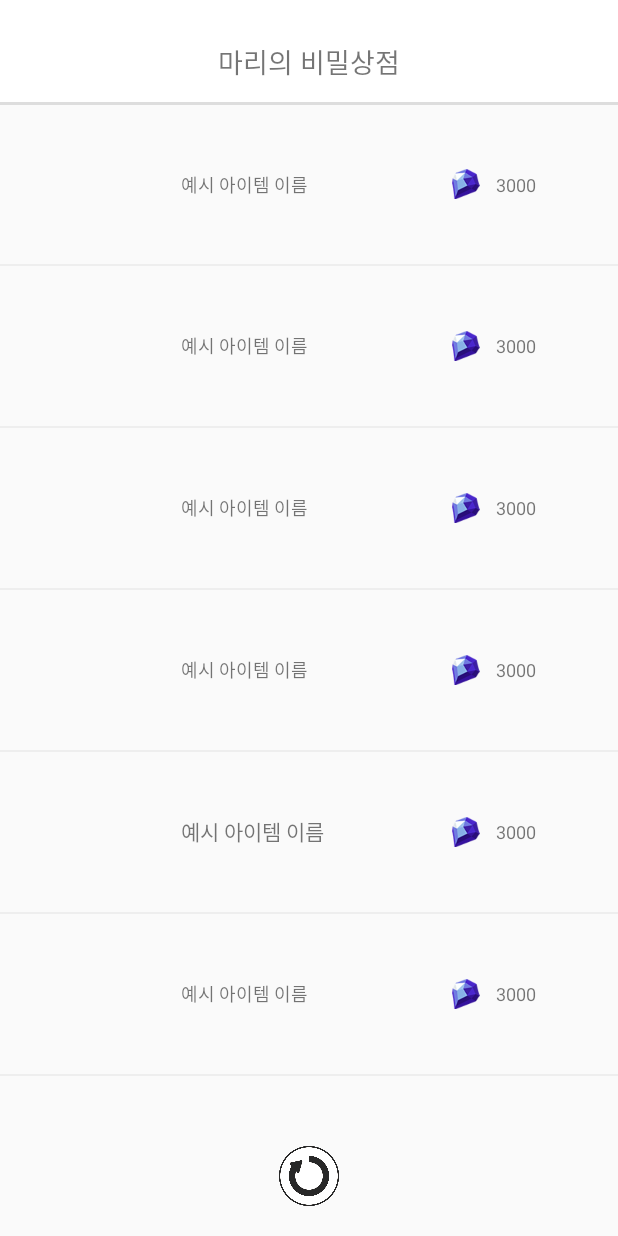
After one commit to sechiyo97/lost-ark-homework-android, an Android app: the layout activity_mari.xml on its own in the app's theme, with its tools: preview values and no code run, on a phone screen of 412 x 824 dp. The commit adds this screen. Run offline under Robolectric (Android 15) with nearby library versions, the phone set to English and light mode, and no system bars.

Commit message:
마리의 비밀상점 기능 추가

```diff
--- a/app/src/main/AndroidManifest.xml
+++ b/app/src/main/AndroidManifest.xml
@@ -29,6 +29,10 @@
             android:configChanges="keyboardHidden|orientation"
             android:screenOrientation="portrait">
         </activity>
+        <activity android:name=".MariActivity"
+            android:configChanges="keyboardHidden|orientation"
+            android:screenOrientation="portrait">
+        </activity>
         <activity android:name=".EditNameActivity"
             android:configChanges="keyboardHidden|orientation"
             android:screenOrientation="portrait">
--- a/app/src/main/java/com/queserasera/lostarkhomework/HWActivity.java
+++ b/app/src/main/java/com/queserasera/lostarkhomework/HWActivity.java
@@ -118,7 +118,7 @@ public class HWActivity extends AppCompatActivity {
         recyclerView.setAdapter(mAdapter);
     }
     public void refreshAlert(final int categoryIdx){
-        String[] categoryText = {"일간", "주간", "레이드"};
+        String[] categoryText = {"일간", "레이드", "주간"};
         new AlertDialog.Builder(this)
                 .setTitle(categoryText[categoryIdx] + " 숙제 초기화")
                 .setMessage("초기화하시겠습니까?")
--- a/app/src/main/res/layout/activity_main.xml
+++ b/app/src/main/res/layout/activity_main.xml
@@ -101,15 +101,15 @@
             android:layout_height="match_parent"
             android:layout_weight="0.8"/>
         <Button
-            android:id="@+id/collect_button"
+            android:id="@+id/mari_button"
             android:layout_width="0dp"
             android:layout_height="match_parent"
             android:layout_weight="2"
             android:layout_gravity="center"
-            android:backgroundTint="@color/colorInactive"
+            android:backgroundTint="@color/colorAccent"
             android:textColor="@color/white"
             android:textSize="20sp"
-            android:text="수집물 체크"/>
+            android:text="마리의 비밀상점"/>
         <Space
             android:layout_width="0dp"
             android:layout_height="match_parent"
--- /dev/null
+++ b/app/src/main/res/layout/activity_mari.xml
@@ -0,0 +1,287 @@
+<?xml version="1.0" encoding="utf-8"?>
+<LinearLayout xmlns:android="http://schemas.android.com/apk/res/android"
+    xmlns:tools="http://schemas.android.com/tools"
+    android:layout_width="match_parent"
+    android:layout_height="match_parent"
+    android:orientation = "vertical"
+    tools:context=".MariActivity">
+
+    <!-- top menu -->
+    <LinearLayout
+        android:layout_width="match_parent"
+        android:layout_height="0px"
+        android:layout_weight="1"
+        android:background="@color/white"
+        android:paddingBottom="3dp"
+        android:orientation="vertical">
+        <LinearLayout
+            android:layout_width="match_parent"
+            android:layout_height="match_parent"
+            android:background="@color/white">
+            <TextView
+                android:layout_width="match_parent"
+                android:layout_height="wrap_content"
+                android:textAlignment="center"
+                android:text="마리의 비밀상점"
+                android:paddingBottom="10dp"
+                android:textSize="18sp"
+                android:layout_gravity="bottom"/>
+        </LinearLayout>
+    </LinearLayout>
+
+    <LinearLayout
+        android:layout_width="match_parent"
+        android:layout_height="2dp"
+        android:background="#dddddd">
+    </LinearLayout>
+    <FrameLayout
+        android:layout_width="match_parent"
+        android:layout_height="0dp"
+        android:layout_weight="11">
+        <LinearLayout
+            android:layout_width="match_parent"
+            android:layout_height="match_parent"
+            android:orientation="vertical">
+            <!-- 요기서부터 -->
+            <LinearLayout
+                android:layout_width="match_parent"
+                android:layout_height="0dp"
+                android:layout_weight="1"
+                android:gravity="center"
+                android:orientation="horizontal">
+                <ImageView
+                    android:id="@+id/mari_image_0"
+                    android:layout_width="50dp"
+                    android:layout_height="50dp"/>
+                <TextView
+                    android:id="@+id/mari_name_0"
+                    android:textSize="12sp"
+                    android:layout_width="200dp"
+                    android:layout_height="70dp"
+                    android:paddingLeft="20dp"
+                    android:gravity="center|start"
+                    android:text="예시 아이템 이름"/>
+                <ImageView
+                    android:layout_width="20dp"
+                    android:layout_height="20dp"
+                    android:src="@drawable/jewel"/>
+                <TextView
+                    android:id="@+id/mari_price_0"
+                    android:textSize="12sp"
+                    android:layout_width="40dp"
+                    android:layout_height="70dp"
+                    android:paddingLeft="10dp"
+                    android:gravity="center|start"
+                    android:text="3000"/>
+            </LinearLayout>
+            <LinearLayout
+                android:layout_width="match_parent"
+                android:layout_height="1dp"
+                android:background="#eeeeee">
+            </LinearLayout>
+            <!-- 요기까지 -->
+            <!-- 요기서부터 -->
+            <LinearLayout
+                android:layout_width="match_parent"
+                android:layout_height="0dp"
+                android:layout_weight="1"
+                android:gravity="center"
+                android:orientation="horizontal">
+                <ImageView
+                    android:id="@+id/mari_image_1"
+                    android:layout_width="50dp"
+                    android:layout_height="50dp" />
+                <TextView
+                    android:id="@+id/mari_name_1"
+                    android:textSize="12sp"
+                    android:layout_width="200dp"
+                    android:layout_height="70dp"
+                    android:paddingLeft="20dp"
+                    android:gravity="center|start"
+                    android:text="예시 아이템 이름"/>
+                <ImageView
+                    android:layout_width="20dp"
+                    android:layout_height="20dp"
+                    android:src="@drawable/jewel"/>
+                <TextView
+                    android:id="@+id/mari_price_1"
+                    android:textSize="12sp"
+                    android:layout_width="40dp"
+                    android:layout_height="70dp"
+                    android:paddingLeft="10dp"
+                    android:gravity="center|start"
+                    android:text="3000"/>
+            </LinearLayout>
+            <LinearLayout
+                android:layout_width="match_parent"
+                android:layout_height="1dp"
+                android:background="#eeeeee">
+            </LinearLayout>
+            <!-- 요기까지 -->
+            <!-- 요기서부터 -->
+            <LinearLayout
+                android:layout_width="match_parent"
+                android:layout_height="0dp"
+                android:layout_weight="1"
+                android:gravity="center"
+                android:orientation="horizontal">
+
+                <ImageView
+                    android:id="@+id/mari_image_2"
+                    android:layout_width="50dp"
+                    android:layout_height="50dp" />
+                <TextView
+                    android:id="@+id/mari_name_2"
+                    android:textSize="12sp"
+                    android:layout_width="200dp"
+                    android:layout_height="70dp"
+                    android:paddingLeft="20dp"
+                    android:gravity="center|start"
+                    android:text="예시 아이템 이름"/>
+                <ImageView
+                    android:layout_width="20dp"
+                    android:layout_height="20dp"
+                    android:src="@drawable/jewel"/>
+                <TextView
+                    android:id="@+id/mari_price_2"
+                    android:textSize="12sp"
+                    android:layout_width="40dp"
+                    android:layout_height="70dp"
+                    android:paddingLeft="10dp"
+                    android:gravity="center|start"
+                    android:text="3000"/>
+            </LinearLayout>
+            <LinearLayout
+                android:layout_width="match_parent"
+                android:layout_height="1dp"
+                android:background="#eeeeee">
+            </LinearLayout>
+            <!-- 요기까지 -->
+            <!-- 요기서부터 -->
+            <LinearLayout
+                android:layout_width="match_parent"
+                android:layout_height="0dp"
+                android:layout_weight="1"
+                android:gravity="center"
+                android:orientation="horizontal">
+                <ImageView
+                    android:id="@+id/mari_image_3"
+                    android:layout_width="50dp"
+                    android:layout_height="50dp" />
+                <TextView
+                    android:id="@+id/mari_name_3"
+                    android:textSize="12sp"
+                    android:layout_width="200dp"
+                    android:layout_height="70dp"
+                    android:paddingLeft="20dp"
+                    android:gravity="center|start"
+                    android:text="예시 아이템 이름"/>
+                <ImageView
+                    android:layout_width="20dp"
+                    android:layout_height="20dp"
+                    android:src="@drawable/jewel"/>
+                <TextView
+                    android:id="@+id/mari_price_3"
+                    android:textSize="12sp"
+                    android:layout_width="40dp"
+                    android:layout_height="70dp"
+                    android:paddingLeft="10dp"
+                    android:gravity="center|start"
+                    android:text="3000"/>
+            </LinearLayout>
+            <LinearLayout
+                android:layout_width="match_parent"
+                android:layout_height="1dp"
+                android:background="#eeeeee">
+            </LinearLayout>
+            <!-- 요기까지 -->
+            <!-- 요기서부터 -->
+            <LinearLayout
+                android:layout_width="match_parent"
+                android:textSize="12sp"
+                android:layout_height="0dp"
+                android:layout_weight="1"
+                android:gravity="center"
+                android:orientation="horizontal">
+                <ImageView
+                    android:id="@+id/mari_image_4"
+                    android:layout_width="50dp"
+                    android:layout_height="50dp" />
+                <TextView
+                    android:id="@+id/mari_name_4"
+                    android:layout_width="200dp"
+                    android:layout_height="70dp"
+                    android:paddingLeft="20dp"
+                    android:gravity="center|start"
+                    android:text="예시 아이템 이름"/>
+                <ImageView
+                    android:layout_width="20dp"
+                    android:layout_height="20dp"
+                    android:src="@drawable/jewel"/>
+                <TextView
+                    android:id="@+id/mari_price_4"
+                    android:textSize="12sp"
+                    android:layout_width="40dp"
+                    android:layout_height="70dp"
+                    android:paddingLeft="10dp"
+                    android:gravity="center|start"
+                    android:text="3000"/>
+            </LinearLayout>
+            <LinearLayout
+                android:layout_width="match_parent"
+                android:layout_height="1dp"
+                android:background="#eeeeee">
+            </LinearLayout>
+            <!-- 요기까지 -->
+            <!-- 요기서부터 -->
+            <LinearLayout
+                android:layout_width="match_parent"
+                android:layout_height="0dp"
+                android:layout_weight="1"
+                android:gravity="center"
+                android:orientation="horizontal">
+                <ImageView
+                    android:id="@+id/mari_image_5"
+                    android:layout_width="50dp"
+                    android:layout_height="50dp" />
+                <TextView
+                    android:id="@+id/mari_name_5"
+                    android:textSize="12sp"
+                    android:layout_width="200dp"
+                    android:layout_height="70dp"
+                    android:paddingLeft="20dp"
+                    android:gravity="center|start"
+                    android:text="예시 아이템 이름"/>
+                <ImageView
+                    android:layout_width="20dp"
+                    android:layout_height="20dp"
+                    android:src="@drawable/jewel"/>
+                <TextView
+                    android:id="@+id/mari_price_5"
+                    android:textSize="12sp"
+                    android:layout_width="40dp"
+                    android:layout_height="70dp"
+                    android:paddingLeft="10dp"
+                    android:gravity="center|start"
+                    android:text="3000"/>
+            </LinearLayout>
+            <LinearLayout
+                android:layout_width="match_parent"
+                android:layout_height="1dp"
+                android:background="#eeeeee">
+            </LinearLayout>
+            <!-- 요기까지 -->
+            <android.support.v4.widget.Space
+                android:layout_width="match_parent"
+                android:layout_height="0dp"
+                android:layout_weight="1" />
+        </LinearLayout>
+        <ImageView
+            android:id="@+id/reload_button"
+            android:layout_width="40dp"
+            android:layout_height="40dp"
+            android:layout_gravity="bottom|center_horizontal"
+            android:layout_marginBottom="20dp"
+            android:src="@drawable/reload_icon"/>
+    </FrameLayout>
+</LinearLayout>
```
Also changed, not shown: app/build.gradle (+7 -2 lines), app/src/main/java/com/queserasera/lostarkhomework/MainActivity.java (+10 -3 lines), app/src/main/java/com/queserasera/lostarkhomework/MariActivity.java (added, +112 -0 lines), app/src/main/res/layout/acitivity_hw.xml (added, +127 -0 lines), app/src/main/res/drawable/jewel.png (added), 3 other files.
